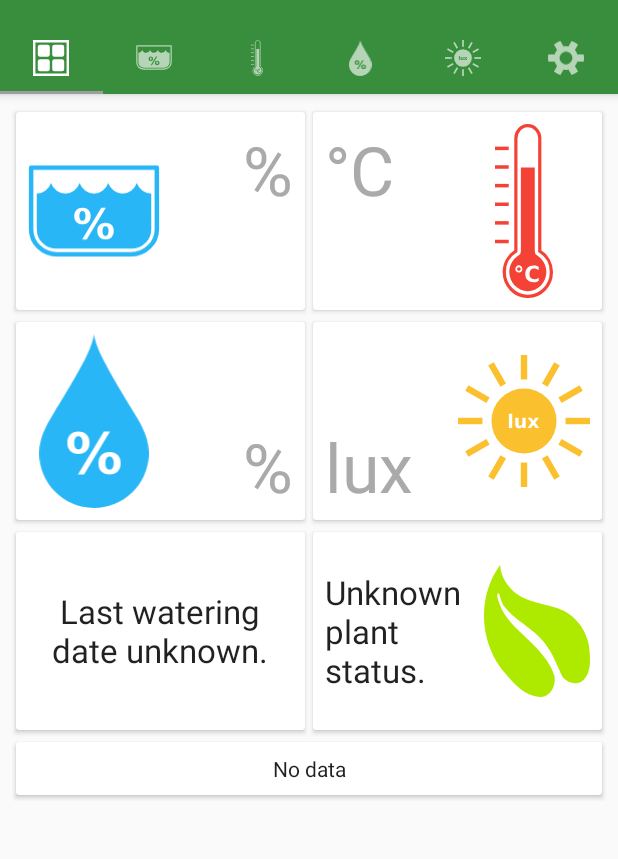
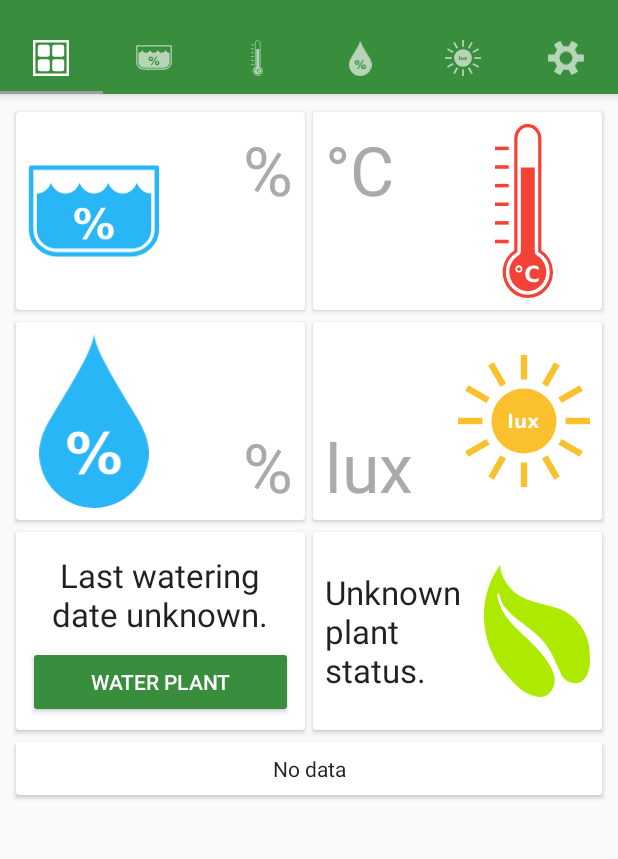
Before and after one commit to msplr/PolyPot, an Android app: the screen it shows after launch (ActivityMain), on a phone screen of 412 x 824 dp, the part 74-933 px from its top. Run offline under Robolectric (Android 15) with nearby library versions, the light colour scheme and no system bars; our stand-ins replace EventBus, Volley; libraries missing offline, so code that uses them is left out: com.github.mikephil.charting; network calls fail; 4 statements that could not run were skipped.

Commit message:
Add "Water plant" button, fix setup, add possibility to add a hint in CM Request, use ressources for all dates

```diff
--- a/smartphone/app/src/main/java/ch/epfl/pdse/polypotapp/CommunicationManager.java
+++ b/smartphone/app/src/main/java/ch/epfl/pdse/polypotapp/CommunicationManager.java
@@ -27,39 +27,41 @@ public class CommunicationManager {
     private final Calendar mDate;
 
     public enum RequestType {
-        GET_LATEST, GET_DATA, POST_CONFIGURATION, POST_SETUP
+        GET_LATEST, GET_DATA, POST_CONF_AND_COMMANDS, POST_SETUP
     }
 
     abstract class GenericDataReady {
         public JSONObject response = null;
         public VolleyError error = null;
-
-        public void addResponse(JSONObject response) {
-            this.response = response;
-        }
-
-        public void addError(VolleyError error) {
-            this.error = error;
-        }
+        public String hint = "";
     }
 
     class DataReady extends GenericDataReady {}
     class LatestDataReady extends GenericDataReady {}
     class SetupDataReady extends GenericDataReady {}
-    class ConfigurationDataReady extends GenericDataReady {}
+    class ConfAndCommandsDataReady extends GenericDataReady {}
 
     static class Request {
         public final RequestType type;
         public final JSONObject jsonRequest;
+        public final String hint;
 
         public Request(RequestType type) {
             this.type = type;
             this.jsonRequest = null;
+            this.hint = "";
         }
 
         public Request(RequestType type, JSONObject jsonRequest) {
             this.type = type;
             this.jsonRequest = jsonRequest;
+            this.hint = "";
+        }
+
+        public Request(RequestType type, JSONObject jsonRequest, String hint) {
+            this.type = type;
+            this.jsonRequest = jsonRequest;
+            this.hint = hint;
         }
     }
 
@@ -81,7 +83,7 @@ public class CommunicationManager {
     }
 
     @Subscribe
-    public void handleRequest(Request event) {
+    public void handleRequest(final Request event) {
         String UUID = mPreferences.getString("uuid", "");
         String server = mPreferences.getString("server", "");
 
@@ -109,10 +111,10 @@ public class CommunicationManager {
                 dataReady = new DataReady();
                 break;
 
-            case POST_CONFIGURATION:
+            case POST_CONF_AND_COMMANDS:
                 method = Method.POST;
                 url = server + "/send-c-and-c/" + UUID;
-                dataReady = new ConfigurationDataReady();
+                dataReady = new ConfAndCommandsDataReady();
                 break;
 
             case POST_SETUP:
@@ -131,7 +133,8 @@ public class CommunicationManager {
                     @Override
                     public void onResponse(JSONObject response) {
                         if(dataReady != null) {
-                            dataReady.addResponse(response);
+                            dataReady.response = response;
+                            dataReady.hint = event.hint;
                             EventBus.getDefault().post(dataReady);
                         }
                     }
@@ -139,7 +142,8 @@ public class CommunicationManager {
                     @Override
                     public void onErrorResponse(VolleyError error) {
                         if(dataReady != null) {
-                            dataReady.addError(error);
+                            dataReady.error = error;
+                            dataReady.hint = event.hint;
                             EventBus.getDefault().post(dataReady);
                         }
                     }
--- a/smartphone/app/src/main/java/ch/epfl/pdse/polypotapp/TabFragmentSummary.java
+++ b/smartphone/app/src/main/java/ch/epfl/pdse/polypotapp/TabFragmentSummary.java
@@ -118,7 +118,7 @@ public class TabFragmentSummary extends Fragment {
             mLastWateringText.setText(R.string.last_watering_unknown);
 
             // Show an error message
-            Snackbar.make(getView(), getString(R.string.error_reception_summary), Snackbar.LENGTH_LONG).show();
+            Snackbar.make(getView(), getString(R.string.reception_summary_error), Snackbar.LENGTH_LONG).show();
         }
     }
 }
--- a/smartphone/app/src/main/java/ch/epfl/pdse/polypotapp/TabFragmentWaterLevel.java
+++ b/smartphone/app/src/main/java/ch/epfl/pdse/polypotapp/TabFragmentWaterLevel.java
@@ -1,5 +1,6 @@
 package ch.epfl.pdse.polypotapp;
 
+import android.content.res.Resources;
 import android.os.Bundle;
 import android.support.annotation.NonNull;
 import android.support.design.widget.Snackbar;
@@ -19,7 +20,7 @@ import java.text.ParseException;
 public class TabFragmentWaterLevel extends Fragment {
     private LineChart mChart;
     private int mColor;
-    private String mNoChartData;
+    private Resources mResources;
 
     @Override
     public View onCreateView(@NonNull LayoutInflater inflater, ViewGroup container, Bundle savedInstanceState) {
@@ -30,7 +31,7 @@ public class TabFragmentWaterLevel extends Fragment {
     public void onViewCreated(@NonNull View view, Bundle savedInstanceState) {
         mChart = view.findViewById(R.id.graph_water_level);
         mColor = getResources().getColor(R.color.lightBlue);
-        mNoChartData = getResources().getString(R.string.no_chart_data);
+        mResources = getResources();
 
         GraphHelper.configureChart(mChart, mColor, 0, 100);
         EventBus.getDefault().post(new CommunicationManager.Request(CommunicationManager.RequestType.GET_DATA));
@@ -51,14 +52,14 @@ public class TabFragmentWaterLevel extends Fragment {
     @Subscribe
     public void handleData(CommunicationManager.DataReady event) {
         try {
-            GraphHelper.updateChartWithData(mChart, mColor, "water_level", event.response, mNoChartData);
+            GraphHelper.updateChartWithData(mChart, mColor, "water_level", event.response, mResources);
         } catch (NullPointerException|JSONException|ParseException e) {
             // Display error on chart
             mChart.clear();
-            mChart.setNoDataText(getString(R.string.error_reception_data));
+            mChart.setNoDataText(getString(R.string.reception_data_error));
 
             // Show an error message
-            Snackbar.make(getView(), getString(R.string.error_reception_data), Snackbar.LENGTH_LONG).show();
+            Snackbar.make(getView(), getString(R.string.reception_data_error), Snackbar.LENGTH_LONG).show();
         }
     }
 }
--- a/smartphone/app/src/main/res/layout/fragment_summary.xml
+++ b/smartphone/app/src/main/res/layout/fragment_summary.xml
@@ -290,7 +290,7 @@
             </android.support.v7.widget.CardView>
 
             <android.support.v7.widget.CardView
-                android:id="@+id/watering_status_card"
+                android:id="@+id/last_watering_card"
                 android:layout_width="0dp"
                 android:layout_height="@dimen/card_height"
                 android:onClick="cardClick"
@@ -322,8 +322,20 @@
                         android:textAppearance="@style/TextAppearance.AppCompat.Large"
                         app:layout_column="0"
                         app:layout_columnWeight="1"
-                        app:layout_row="1"
+                        app:layout_row="0"
                         app:layout_rowWeight="1" />
+
+                    <Button
+                        android:id="@+id/water_plant_button"
+                        style="@style/Widget.AppCompat.Button.Colored"
+                        android:layout_width="wrap_content"
+                        android:layout_height="wrap_content"
+                        android:onClick="waterPlant"
+                        android:text="@string/water_plant_button"
+                        android:theme="@style/GreenButton"
+                        app:layout_column="0"
+                        app:layout_columnWeight="1"
+                        app:layout_row="1" />
 
                 </android.support.v7.widget.GridLayout>
 
--- a/smartphone/app/src/main/res/values/strings.xml
+++ b/smartphone/app/src/main/res/values/strings.xml
@@ -1,5 +1,6 @@
 <resources>
     <string name="app_name">PolyPot</string>
+    <string name="date_format">yyyy-MM-dd</string>
 
     <!-- Tabs -->
     <string name="title_water_level">Water level</string>
@@ -10,10 +11,15 @@
     <string name="no_chart_data">No chart data available for %s.</string>
 
     <!-- Communication -->
-    <string name="error_reception_summary">An error occurred during the reception of the summary\'s data.</string>
-    <string name="error_reception_data">An error occurred during the reception of the data.</string>
-    <string name="error_configuration_update">An error occurred during the transmission of the configuration.</string>
+    <string name="reception_summary_error">An error occurred during the reception of the summary\'s data.</string>
+    <string name="reception_data_error">An error occurred during the reception of the data.</string>
+
+    <string name="configuration_update_error">An error occurred during the transmission of the configuration.</string>
     <string name="configuration_updated">Configuration updated!</string>
+
+    <string name="command_water_error">An error occurred during the transmission of the command.</string>
+    <string name="command_water_sent">Water command sent! The command will take up to %d:%02d:%02d to be applied and appear.</string>
+    <string name="command_water_wait">Water command already sent. Please wait %d:%02d:%02d before sending one more.</string>
 
     <!-- Toolbar -->
     <string name="previous_day">Previous day</string>
@@ -26,10 +32,11 @@
     <string name="soil_moisture_unit">%</string>
     <string name="luminosity_unit">lux</string>
     <string name="last_watering_unknown">Last watering date unknown.</string>
+    <string name="water_plant_button">Water plant</string>
     <string name="plant_status_unknown">Unknown plant status.</string>
     <string name="latest_data_date_unknown">No data</string>
 
-    <string name="last_watering_format">\'Last watering:\n\'yyyy-MM-dd\nHH:mm</string>
+    <string name="last_watering_format">\'Last watering:\n\'yyyy-MM-dd</string>
     <string name="latest_data_date_format">\'Data from \'yyyy-MM-dd\' \'HH:mm\'.\'</string>
 
     <string name="water_level_icon">Water level icon</string>
--- a/smartphone/app/src/main/res/values/styles.xml
+++ b/smartphone/app/src/main/res/values/styles.xml
@@ -22,4 +22,8 @@
         <item name="positiveButtonText">@android:string/ok</item>
         <item name="negativeButtonText">@android:string/cancel</item>
     </style>
+
+    <style name="GreenButton" parent="ThemeOverlay.AppCompat">
+        <item name="colorAccent">@color/colorPrimary</item>
+    </style>
 </resources>
```
Also changed, not shown: smartphone/app/src/main/java/ch/epfl/pdse/polypotapp/ActivityMain.java (+124 -33 lines), smartphone/app/src/main/java/ch/epfl/pdse/polypotapp/ActivitySetup.java (+9 -3 lines), smartphone/app/src/main/java/ch/epfl/pdse/polypotapp/GraphHelper.java (+5 -3 lines), smartphone/app/src/main/java/ch/epfl/pdse/polypotapp/TabFragmentLuminosity.java (+6 -5 lines), smartphone/app/src/main/java/ch/epfl/pdse/polypotapp/TabFragmentSoilMoisture.java (+6 -5 lines), smartphone/app/src/main/java/ch/epfl/pdse/polypotapp/TabFragmentTemperature.java (+6 -5 lines).
